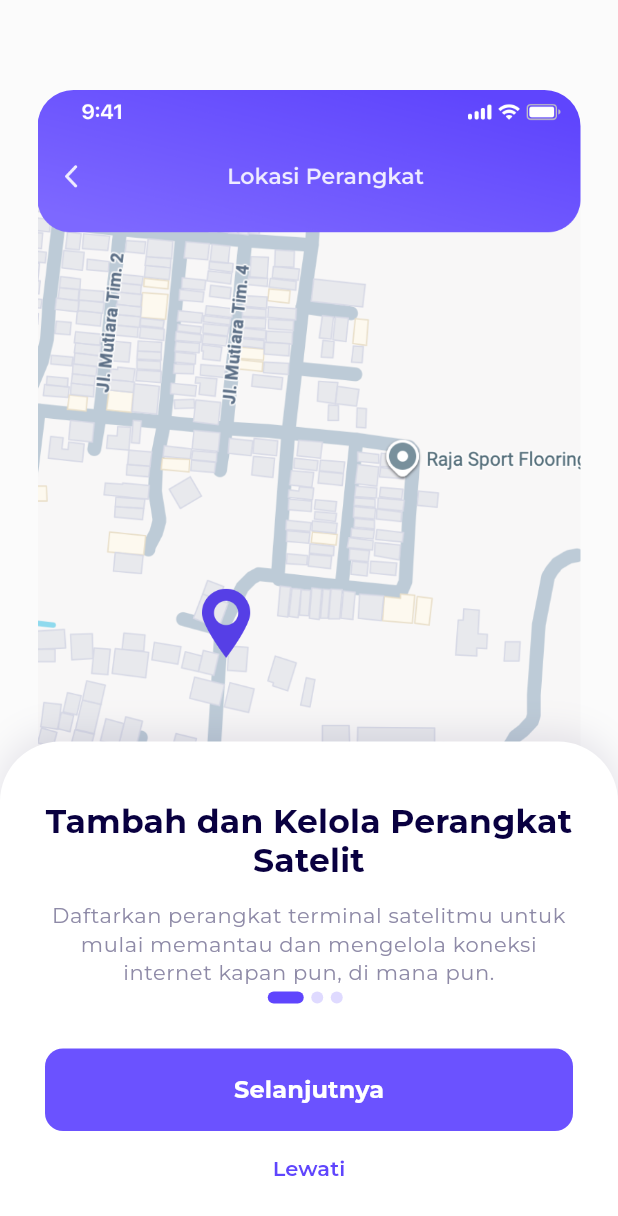
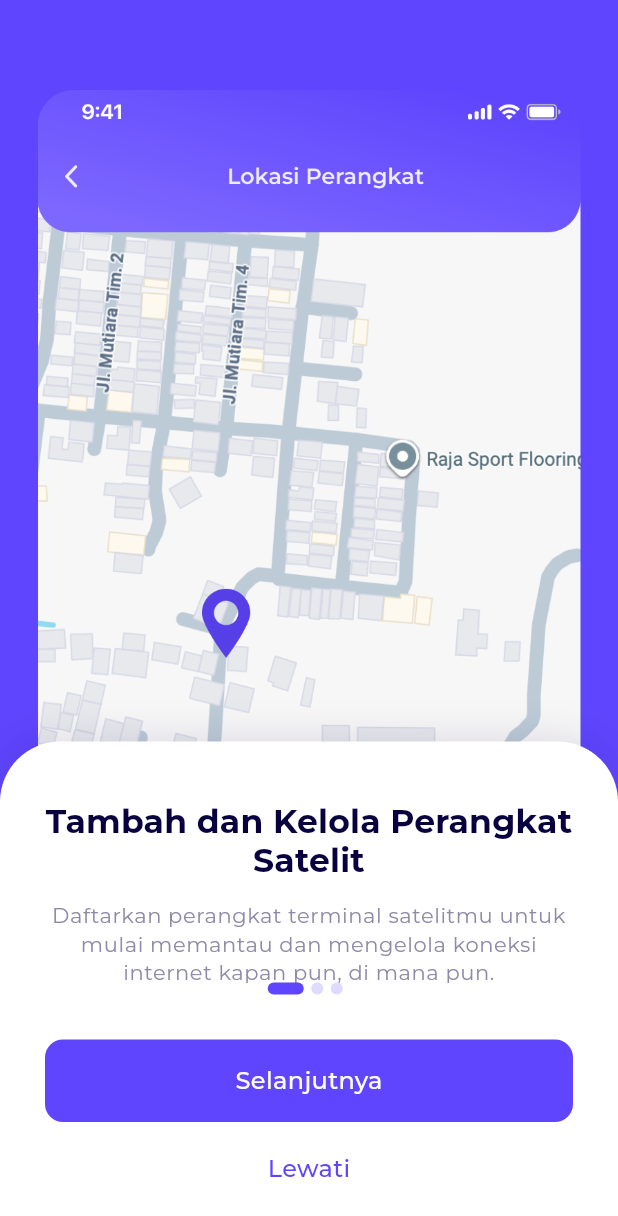
Before and after one commit to fauzihub13/litenet, a Flutter app: the screen it shows after launch, on a phone screen of 412 x 824 dp. Shown: the top 1216 px of the screen. Run offline on Flutter 3.47's test engine with Material 3 defaults, Android fonts, the light colour scheme and no system bars; project files that could hold a hidden picture were left out.

Commit message:
feat: create reusable component for button

```diff
--- /dev/null
+++ b/lib/core/widgets/button.dart
@@ -0,0 +1,75 @@
+import 'package:flutter/material.dart';
+import 'package:litenet/core/constants/theme.dart';
+
+enum ButtonType { filled, outlined }
+
+class Button extends StatelessWidget {
+  final VoidCallback? onPressed;
+  final String text;
+  final ButtonType buttonType;
+  final bool isDisabled;
+  final double? width;
+  final double? height;
+
+  const Button({
+    super.key,
+    this.onPressed,
+    required this.text,
+    this.buttonType = ButtonType.filled,
+    this.isDisabled = false,
+    this.width = double.infinity,
+    this.height,
+  });
+
+  @override
+  Widget build(BuildContext context) {
+    final isFilled = buttonType == ButtonType.filled;
+
+    if (isFilled) {
+      return SizedBox(
+        width: width,
+        height: height ?? 55,
+        child: ElevatedButton(
+          onPressed: isDisabled ? null : onPressed,
+          style: ElevatedButton.styleFrom(
+            backgroundColor: isDisabled
+                ? DefaultColors.purple100
+                : DefaultColors.purple500,
+            shape: RoundedRectangleBorder(
+              borderRadius: BorderRadius.circular(12),
+            ),
+            elevation: 0,
+          ),
+          child: Text(
+            text,
+            style: Theme.of(context).textTheme.bodyMedium?.copyWith(
+              color: DefaultColors.white,
+              fontWeight: FontWeight.w500,
+            ),
+          ),
+        ),
+      );
+    } else {
+      return SizedBox(
+        width: width,
+        height: height ?? 50,
+        child: TextButton(
+          onPressed: isDisabled ? null : onPressed,
+          style: TextButton.styleFrom(
+            foregroundColor: DefaultColors.purple500,
+            shape: RoundedRectangleBorder(
+              borderRadius: BorderRadius.circular(12),
+            ),
+          ),
+          child: Text(
+            text,
+            style: Theme.of(context).textTheme.bodyMedium?.copyWith(
+              color: DefaultColors.purple500,
+              fontWeight: FontWeight.w500,
+            ),
+          ),
+        ),
+      );
+    }
+  }
+}
--- a/lib/features/onboarding/presentation/views/onboarding_page.dart
+++ b/lib/features/onboarding/presentation/views/onboarding_page.dart
@@ -1,5 +1,6 @@
 import 'package:flutter/material.dart';
 import 'package:litenet/core/constants/theme.dart';
+import 'package:litenet/core/widgets/button.dart';
 import 'package:litenet/gen/assets.gen.dart';
 
 class OnboardingPage extends StatefulWidget {
@@ -46,9 +47,9 @@ class _OnboardingPageState extends State<OnboardingPage> {
   @override
   Widget build(BuildContext context) {
     return Scaffold(
-      backgroundColor: DefaultColors.white,
       body: Stack(
         children: [
+          Container(color: DefaultColors.purple500),
           Positioned(
             top: 0,
             left: 0,
@@ -146,10 +147,7 @@ class _OnboardingPageState extends State<OnboardingPage> {
                   const SizedBox(height: 30),
 
                   // Tombol Selanjutnya
-                  SizedBox(
-                    width: double.infinity,
-                    height: 55,
-                    child: ElevatedButton(
+                  Button(
                     onPressed: () {
                       if (_currentPage < onboardingData.length - 1) {
                         _textPageController.nextPage(
@@ -160,31 +158,14 @@ class _OnboardingPageState extends State<OnboardingPage> {
                         // Aksi Masuk ke Dashboard
                       }
                     },
-                      style: ElevatedButton.styleFrom(
-                        backgroundColor: const Color(0xFF6B52FF),
-                        shape: RoundedRectangleBorder(
-                          borderRadius: BorderRadius.circular(12),
-                        ),
-                        elevation: 0,
-                      ),
-                      child: Text(
-                        _currentPage == onboardingData.length - 1
+                    text: _currentPage == onboardingData.length - 1
                         ? "Mulai Sekarang"
                         : "Selanjutnya",
-                        style: const TextStyle(
-                          fontSize: 16,
-                          fontWeight: FontWeight.bold,
-                          color: Colors.white,
                   ),
-                      ),
-                    ),
-                  ),
-
+                  const SizedBox(height: 6),
                   // Tombol Lewati (Hanya muncul jika bukan halaman terakhir)
-                  SizedBox(
-                    height: 50,
-                    child: _currentPage != onboardingData.length - 1
-                        ? TextButton(
+                  _currentPage != onboardingData.length - 1
+                      ? Button(
                           onPressed: () {
                             _textPageController.animateToPage(
                               onboardingData.length - 1,
@@ -192,16 +173,10 @@ class _OnboardingPageState extends State<OnboardingPage> {
                               curve: Curves.easeInOut,
                             );
                           },
-                            child: const Text(
-                              "Lewati",
-                              style: TextStyle(
-                                color: DefaultColors.purple500,
-                                fontWeight: FontWeight.w600,
-                              ),
-                            ),
+                          text: "Lewati",
+                          buttonType: ButtonType.outlined,
                         )
-                        : const SizedBox.shrink(),
-                  ),
+                      : const SizedBox(height: 50),
                 ],
               ),
             ),
@@ -233,7 +208,9 @@ class OnboardingContent extends StatelessWidget {
 
   @override
   Widget build(BuildContext context) {
-    return Column(
+    return SingleChildScrollView(
+      child: Column(
+        mainAxisAlignment: MainAxisAlignment.center,
         children: [
           Text(
             title,
@@ -253,6 +230,7 @@ class OnboardingContent extends StatelessWidget {
             ).textTheme.bodySmall?.copyWith(color: DefaultColors.black200),
           ),
         ],
+      ),
     );
   }
 }
```
Lines whose indentation alone changed are shown as unchanged.
